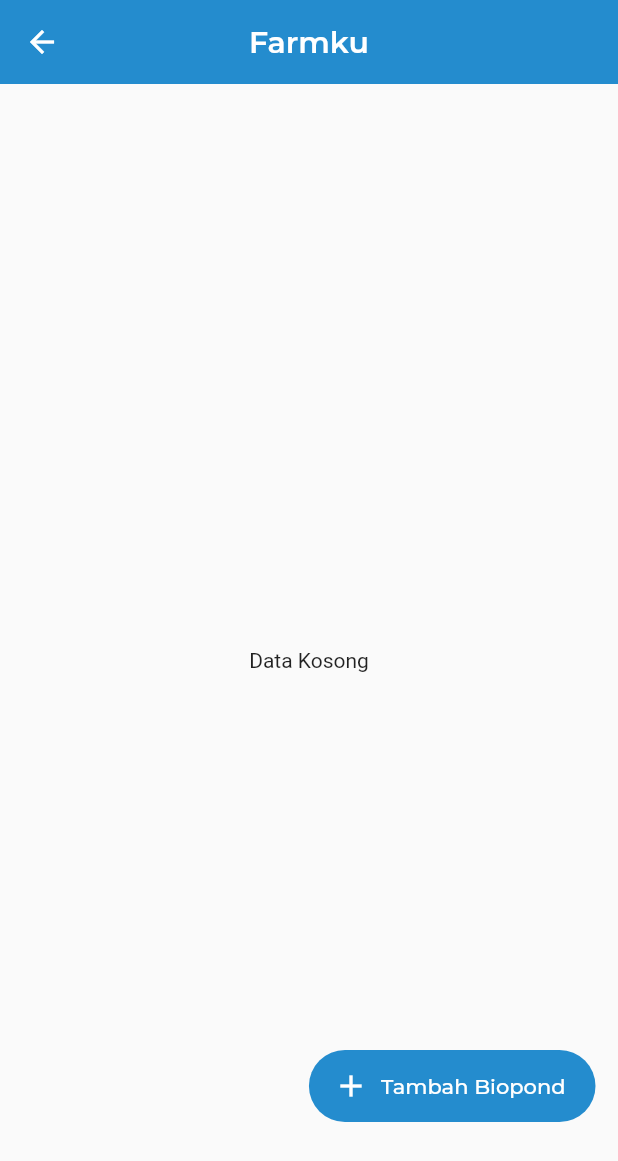
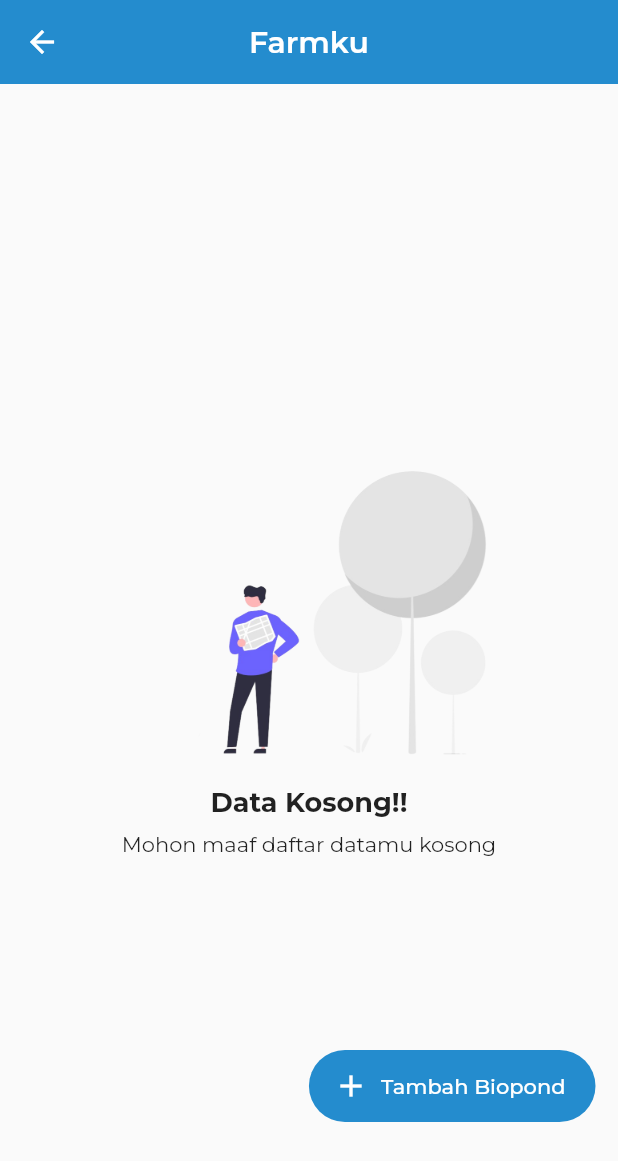
Before and after one commit to gusweda219/buku-maggot, a Flutter app: the MyFarmPage screen opened directly, on a phone screen of 412 x 824 dp. Shown: the top 1161 px of the screen. Run offline on Flutter 3.47's test engine with Material 2 defaults, Android fonts, the phone set to English and light mode, and no system bars; our stand-ins replace cloud_firestore, cool_alert, firebase_auth, firebase_core, google_fonts, introduction_screen and 5 more; missing offline and left inert: syncfusion_flutter_core, syncfusion_flutter_pdf, syncfusion_flutter_xlsio; accounts and stored records are empty.

Commit message:
add blank_data.page

```diff
--- a/lib/ui/biopond_detail_page.dart
+++ b/lib/ui/biopond_detail_page.dart
@@ -4,6 +4,7 @@ import 'package:buku_maggot_app/ui/main_page.dart';
 import 'package:buku_maggot_app/ui/riwayat_biopond_page.dart';
 import 'package:buku_maggot_app/utils/firestore_database.dart';
 import 'package:buku_maggot_app/utils/model/cycle.dart';
+import 'package:buku_maggot_app/widgets/blank_data.dart';
 import 'package:cloud_firestore/cloud_firestore.dart';
 import 'package:cool_alert/cool_alert.dart';
 import 'package:firebase_auth/firebase_auth.dart';
@@ -178,7 +179,7 @@ class _BiopondDetailPageState extends State<BiopondDetailPage> {
             } else {
               if (snapshot.data!.docs.isEmpty) {
                 _enableCycle = false;
-                return Center(child: Text('Data Kosong'));
+                return BlankData();
               }
 
               notesDataSource = NotesDataSource(notesData: snapshot.data!.docs);
--- a/lib/ui/myfarm_page.dart
+++ b/lib/ui/myfarm_page.dart
@@ -1,10 +1,10 @@
 import 'dart:async';
-
 import 'package:buku_maggot_app/common/styles.dart';
 import 'package:buku_maggot_app/ui/add_biopond_page.dart';
 import 'package:buku_maggot_app/ui/biopond_detail_page.dart';
 import 'package:buku_maggot_app/utils/firestore_database.dart';
 import 'package:buku_maggot_app/utils/model/biopond_detail.dart';
+import 'package:buku_maggot_app/widgets/blank_data.dart';
 import 'package:cloud_firestore/cloud_firestore.dart';
 import 'package:firebase_auth/firebase_auth.dart';
 import 'package:flutter/cupertino.dart';
@@ -87,9 +87,7 @@ class _MyFarmPageState extends State<MyFarmPage> {
                 child: CircularProgressIndicator(),
               );
             } else if (snapshot.data!.length == 0) {
-              return Center(
-                child: Text('Data Kosong'),
-              );
+              return BlankData();
             } else {
               var maggot = 0.0;
               var material = 0.0;
--- a/lib/ui/onboarding_page.dart
+++ b/lib/ui/onboarding_page.dart
@@ -31,13 +31,13 @@ class OnBoardingPage extends StatelessWidget {
               decoration: pageDecoration,
             ),
             PageViewModel(
-              title: 'Solusi Mudah Untuk Farm Anda',
+              title: 'Dapat Memudahkan Dalam Mencatat Transaksi',
               body: '',
               image: _buildImage('onboarding1.png'),
               decoration: pageDecoration,
             ),
             PageViewModel(
-              title: 'Solusi Mudah Untuk Farm Anda',
+              title: 'Dapat Memudahkan Dalam Mencatat Hasil Ternak',
               body: '',
               image: _buildImage('onboarding1.png'),
               decoration: pageDecoration,
--- a/lib/ui/transaction_page.dart
+++ b/lib/ui/transaction_page.dart
@@ -5,6 +5,7 @@ import 'package:buku_maggot_app/ui/edit_transaction_page.dart';
 import 'package:buku_maggot_app/ui/transaction_form_page.dart';
 import 'package:buku_maggot_app/utils/firestore_database.dart';
 import 'package:buku_maggot_app/utils/model/transaction.dart' as ts;
+import 'package:buku_maggot_app/widgets/blank_data.dart';
 import 'package:cloud_firestore/cloud_firestore.dart';
 import 'package:firebase_auth/firebase_auth.dart';
 import 'package:flutter/cupertino.dart';
@@ -301,9 +302,7 @@ class _TransactionPageState extends State<TransactionPage> {
               child: CircularProgressIndicator(),
             );
           } else if (snapshot.data!.docs.isEmpty) {
-            return Center(
-              child: Text('data kosong'),
-            );
+            return BlankData();
           } else {
             dataTransactions = snapshot.data!.docs;
 
--- /dev/null
+++ b/lib/widgets/blank_data.dart
@@ -0,0 +1,39 @@
+import 'package:flutter/material.dart';
+import 'package:google_fonts/google_fonts.dart';
+
+class BlankData extends StatelessWidget {
+  const BlankData({Key? key}) : super(key: key);
+
+  @override
+  Widget build(BuildContext context) {
+    return Scaffold(
+      body: Center(
+        child: Column(
+          mainAxisAlignment: MainAxisAlignment.center,
+          children: [
+            Image.asset(
+              'images/blank_data.png',
+              width: 300,
+            ),
+            Text(
+              'Data Kosong!!',
+              style: GoogleFonts.montserrat(
+                fontSize: 18,
+                fontWeight: FontWeight.bold,
+              ),
+            ),
+            Padding(
+              padding: const EdgeInsets.only(
+                  top: 8, left: 16, right: 16, bottom: 16),
+              child: Text(
+                'Mohon maaf daftar datamu kosong',
+                textAlign: TextAlign.center,
+                style: GoogleFonts.montserrat(),
+              ),
+            )
+          ],
+        ),
+      ),
+    );
+  }
+}
```
Also changed, not shown: images/blank_data.png (added), images/logo.png.
